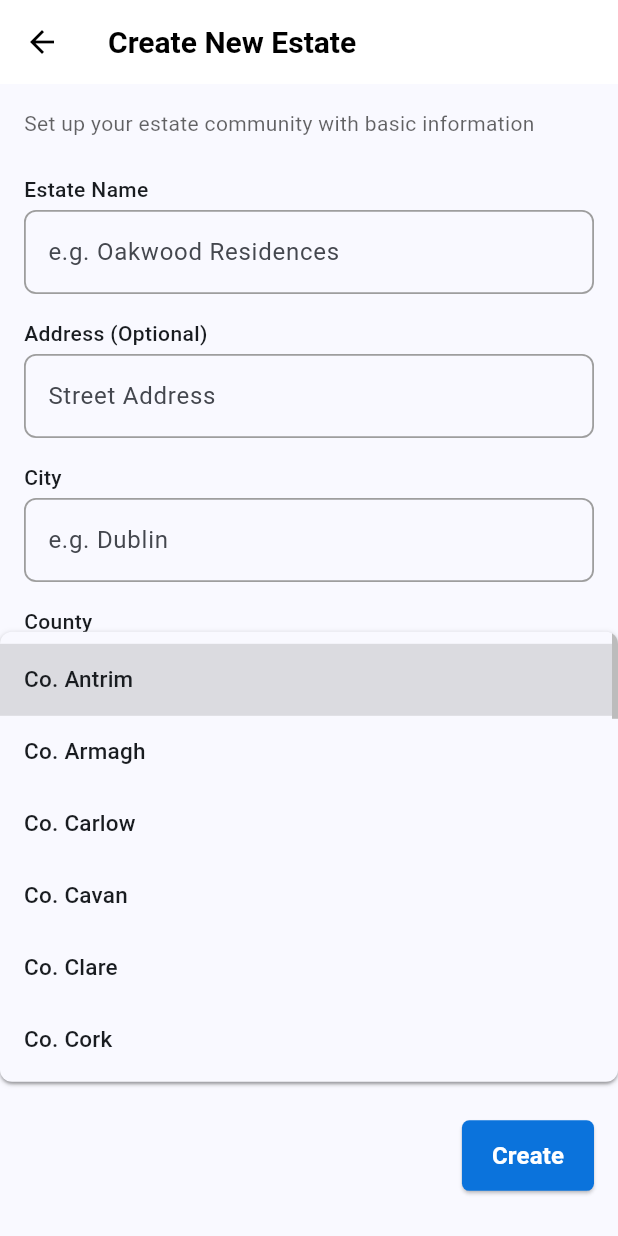
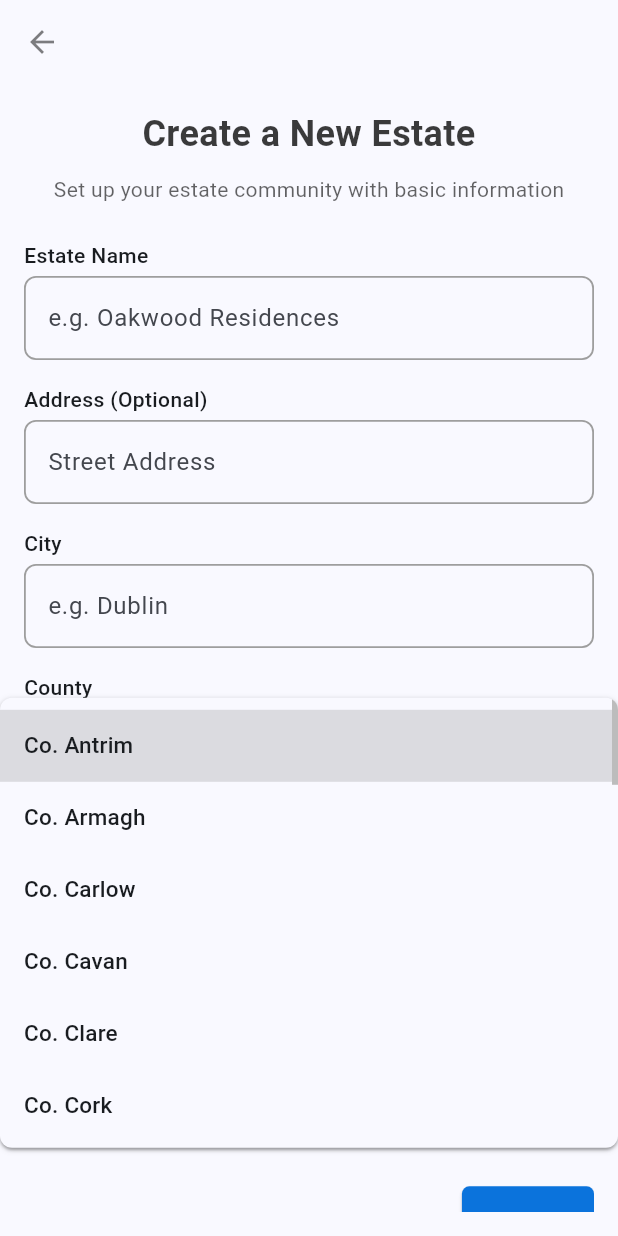
Before and after one commit to lonepeakie/lonepeak, a Flutter app: the EstateCreateScreen screen opened by its route, after a tap on the "keyboard arrow down" icon, on a phone screen of 412 x 824 dp. Run offline on Flutter 3.47's test engine with Material 3 defaults, Android fonts, the light colour scheme and no system bars; our stand-ins replace cloud_firestore, firebase_auth, firebase_core, flutter_riverpod, flutter_svg, go_router and 2 more; accounts and stored records are empty.

Commit message:
UI changes

```diff
--- a/lib/ui/core/themes/themes.dart
+++ b/lib/ui/core/themes/themes.dart
@@ -5,6 +5,12 @@
   static const Color black = Color.fromARGB(196, 0, 0, 0);
   static const Color white = Color.fromARGB(255, 249, 252, 254);
   static const Color lightblack = Color.fromARGB(156, 0, 0, 0);
+  static const Color black50 = Color.from(
+    alpha: 0.5,
+    red: 0,
+    green: 0,
+    blue: 0,
+  );
 }
 
 abstract final class AppThemes {
@@ -30,13 +36,18 @@
 }
 
 abstract final class AppStyles {
-  static const TextStyle titleText = TextStyle(
+  static const TextStyle titleTextSmall = TextStyle(
     fontSize: 17,
     fontWeight: FontWeight.bold,
     color: AppColors.black,
   );
-  static const TextStyle titleText1 = TextStyle(
+  static const TextStyle titleTextMedium = TextStyle(
     fontSize: 22,
+    fontWeight: FontWeight.bold,
+    color: AppColors.black,
+  );
+  static const TextStyle titleTextLarge = TextStyle(
+    fontSize: 24,
     fontWeight: FontWeight.bold,
     color: AppColors.black,
   );
--- a/lib/ui/core/widgets/notice_card.dart
+++ b/lib/ui/core/widgets/notice_card.dart
@@ -66,7 +66,7 @@
           children: [
             Icon(categoryIcon, color: categoryColor, size: 22),
             const SizedBox(width: 8),
-            Text(notice.title, style: AppStyles.titleText),
+            Text(notice.title, style: AppStyles.titleTextSmall),
             const Spacer(),
             AppChip(
               label:
--- a/lib/ui/estate_create/view_models/estate_create_viewmodel.dart
+++ b/lib/ui/estate_create/view_models/estate_create_viewmodel.dart
@@ -4,7 +4,7 @@
 import 'package:lonepeak/domain/models/estate.dart';
 import 'package:lonepeak/utils/log_printer.dart';
 import 'package:lonepeak/utils/result.dart';
-import 'package:lonepeak/utils/ui_state.dart';
+import 'package:lonepeak/ui/core/ui_state.dart';
 
 final estateCreateViewModelProvider =
     StateNotifierProvider<EstateCreateViewmodel, UIState>((ref) {
--- a/lib/ui/estate_create/widget/estate_create_screen.dart
+++ b/lib/ui/estate_create/widget/estate_create_screen.dart
@@ -4,7 +4,7 @@
 import 'package:lonepeak/domain/features/estate_features.dart';
 import 'package:lonepeak/domain/models/estate.dart';
 import 'package:lonepeak/router/routes.dart';
-import 'package:lonepeak/ui/core/constants/constants.dart';
+import 'package:lonepeak/ui/core/constants.dart';
 import 'package:lonepeak/ui/core/themes/themes.dart';
 import 'package:lonepeak/ui/core/widgets/app_buttons.dart';
 import 'package:lonepeak/ui/core/widgets/app_inputs.dart';
@@ -30,15 +30,8 @@
   Widget build(BuildContext context) {
     return Scaffold(
       appBar: AppBar(
-        title: const Text('Create New Estate'),
-        backgroundColor: Colors.white,
         elevation: 0,
-        titleTextStyle: const TextStyle(
-          color: Colors.black,
-          fontSize: 20,
-          fontWeight: FontWeight.bold,
-        ),
-        iconTheme: const IconThemeData(color: Colors.black),
+        iconTheme: const IconThemeData(color: AppColors.black50),
       ),
       body: Padding(
         padding: const EdgeInsets.all(16.0),
@@ -46,8 +39,14 @@
           child: Form(
             key: formKey,
             child: Column(
-              crossAxisAlignment: CrossAxisAlignment.start,
+              crossAxisAlignment: CrossAxisAlignment.center,
               children: [
+                const Text(
+                  'Create a New Estate',
+                  style: AppStyles.titleTextLarge,
+                  textAlign: TextAlign.center,
+                ),
+                const SizedBox(height: 10),
                 const Text(
                   'Set up your estate community with basic information',
                   style: AppStyles.subtitleText,
--- a/lib/ui/estate_dashboard/view_models/estate_dashboard_viewmodel.dart
+++ b/lib/ui/estate_dashboard/view_models/estate_dashboard_viewmodel.dart
@@ -8,7 +8,7 @@
 import 'package:lonepeak/domain/models/estate.dart';
 import 'package:lonepeak/domain/models/member.dart';
 import 'package:lonepeak/domain/models/notice.dart';
-import 'package:lonepeak/utils/ui_state.dart';
+import 'package:lonepeak/ui/core/ui_state.dart';
 
 final estateDashboardViewModelProvider =
     StateNotifierProvider<EstateDashboardViewmodel, UIState>(
--- a/lib/ui/estate_home/view_models/estate_home_viewmodel.dart
+++ b/lib/ui/estate_home/view_models/estate_home_viewmodel.dart
@@ -1,6 +1,6 @@
 import 'package:flutter_riverpod/flutter_riverpod.dart';
 import 'package:lonepeak/domain/features/estate_features.dart';
-import 'package:lonepeak/utils/ui_state.dart';
+import 'package:lonepeak/ui/core/ui_state.dart';
 
 final estateHomeViewModelProvider =
     StateNotifierProvider<EstateHomeViewmodel, UIState>((ref) {
--- a/lib/ui/estate_members/view_models/estate_members_viewmodel.dart
+++ b/lib/ui/estate_members/view_models/estate_members_viewmodel.dart
@@ -2,7 +2,7 @@
 import 'package:lonepeak/data/repositories/members/members_provider.dart';
 import 'package:lonepeak/data/repositories/members/members_repository.dart';
 import 'package:lonepeak/domain/models/member.dart';
-import 'package:lonepeak/utils/ui_state.dart';
+import 'package:lonepeak/ui/core/ui_state.dart';
 
 final estateMembersViewModelProvider =
     StateNotifierProvider<EstateMembersViewmodel, UIState>((ref) {
--- a/lib/ui/estate_members/widgets/estate_members_screen.dart
+++ b/lib/ui/estate_members/widgets/estate_members_screen.dart
@@ -3,7 +3,7 @@
 import 'package:lonepeak/ui/core/widgets/appbar_title.dart';
 import 'package:lonepeak/ui/estate_members/view_models/estate_members_viewmodel.dart';
 import 'package:lonepeak/ui/core/widgets/member_tile.dart';
-import 'package:lonepeak/utils/ui_state.dart';
+import 'package:lonepeak/ui/core/ui_state.dart';
 
 class EstateMembersScreen extends ConsumerStatefulWidget {
   const EstateMembersScreen({super.key});
--- a/lib/ui/estate_notices/view_models/estate_notices_viewmodel.dart
+++ b/lib/ui/estate_notices/view_models/estate_notices_viewmodel.dart
@@ -2,7 +2,7 @@
 import 'package:lonepeak/data/repositories/notice/notices_provider.dart';
 import 'package:lonepeak/data/repositories/notice/notices_repository.dart';
 import 'package:lonepeak/domain/models/notice.dart';
-import 'package:lonepeak/utils/ui_state.dart';
+import 'package:lonepeak/ui/core/ui_state.dart';
 
 final estateNoticesViewModelProvider =
     StateNotifierProvider<EstateNoticesViewmodel, UIState>(
--- a/lib/ui/estate_notices/widgets/estate_notices_screen.dart
+++ b/lib/ui/estate_notices/widgets/estate_notices_screen.dart
@@ -9,7 +9,7 @@
 import 'package:lonepeak/ui/estate_notices/view_models/estate_notices_viewmodel.dart';
 import 'package:lonepeak/ui/core/widgets/notice_card.dart';
 import 'package:lonepeak/ui/estate_notices/widgets/notice_color.dart';
-import 'package:lonepeak/utils/ui_state.dart';
+import 'package:lonepeak/ui/core/ui_state.dart';
 
 class EstateNoticesScreen extends ConsumerStatefulWidget {
   const EstateNoticesScreen({super.key});
@@ -100,7 +100,7 @@
                           ), // Placeholder for alignment
                           const Text(
                             'Create New Notice',
-                            style: AppStyles.titleText,
+                            style: AppStyles.titleTextSmall,
                           ),
                           IconButton(
                             icon: const Icon(Icons.close),
--- a/lib/ui/estate_select/widgets/estate_select_screen.dart
+++ b/lib/ui/estate_select/widgets/estate_select_screen.dart
@@ -18,10 +18,7 @@
         elevation: 0,
         actions: [
           IconButton(
-            icon: Icon(
-              Icons.logout,
-              color: Colors.black.withValues(alpha: 0.5),
-            ),
+            icon: Icon(Icons.logout, color: AppColors.black50),
             onPressed: () async {
               await ref.read(estateSelectViewModelProvider).logout();
               await ref.read(authStateProvider).refreshAuthState();
@@ -52,11 +49,7 @@
                 } else {
                   return Text(
                     'Welcome, ${snapshot.data}!',
-                    style: const TextStyle(
-                      fontSize: 24,
-                      fontWeight: FontWeight.bold,
-                      color: Colors.black,
-                    ),
+                    style: AppStyles.titleTextLarge,
                     textAlign: TextAlign.center,
                   );
                 }
@@ -97,7 +90,7 @@
                     buttonText: 'Join Estate',
                     isAccent: true,
                     onPressed: () {
-                      context.go(Routes.estateHome);
+                      context.go('${Routes.estateSelect}${Routes.estateJoin}');
                     },
                   ),
                 ],
--- a/lib/ui/estate_treasury/widgets/estate_treasury_screen.dart
+++ b/lib/ui/estate_treasury/widgets/estate_treasury_screen.dart
@@ -81,7 +81,7 @@
           child: Column(
             crossAxisAlignment: CrossAxisAlignment.start,
             children: [
-              const Text('Current Balance', style: AppStyles.titleText),
+              const Text('Current Balance', style: AppStyles.titleTextSmall),
               const SizedBox(height: 8),
               Text(
                 formatter.format(balance),
@@ -106,7 +106,7 @@
       child: Column(
         crossAxisAlignment: CrossAxisAlignment.start,
         children: [
-          const Text('Recent Transactions', style: AppStyles.titleText),
+          const Text('Recent Transactions', style: AppStyles.titleTextSmall),
           const SizedBox(height: 16),
           transactions.isEmpty
               ? const Center(child: Text('No transactions found'))
@@ -200,7 +200,7 @@
                           const SizedBox(width: 24),
                           const Text(
                             'Add Transaction',
-                            style: AppStyles.titleText,
+                            style: AppStyles.titleTextSmall,
                           ),
                           IconButton(
                             icon: const Icon(Icons.close),
--- a/lib/ui/login/view_models/login_viewmodel.dart
+++ b/lib/ui/login/view_models/login_viewmodel.dart
@@ -5,7 +5,7 @@
 import 'package:lonepeak/data/repositories/auth/auth_type.dart';
 import 'package:lonepeak/domain/features/user_sigin_feature.dart';
 import 'package:lonepeak/utils/log_printer.dart';
-import 'package:lonepeak/utils/ui_state.dart';
+import 'package:lonepeak/ui/core/ui_state.dart';
 
 final loginViewModelProvider = StateNotifierProvider<LoginViewModel, UIState>((
   ref,
```
Also changed, not shown: lib/router/router.dart (+7 -0 lines), lib/ui/estate_dashboard/widgets/estate_dashboard_screen.dart (+4 -4 lines), lib/ui/core/constants.dart (renamed from lib/ui/core/constants/constants.dart), lib/ui/core/ui_state.dart (renamed from lib/utils/ui_state.dart).
